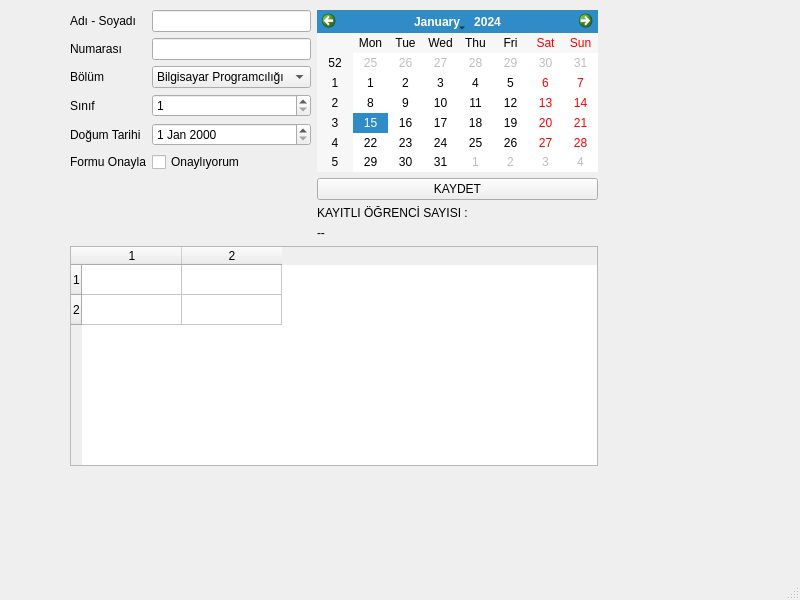
Before: the Qt Designer form ana_form2.ui in sozdemsinif/PyQt5_ilk_calisma, drawn with Qt 5.
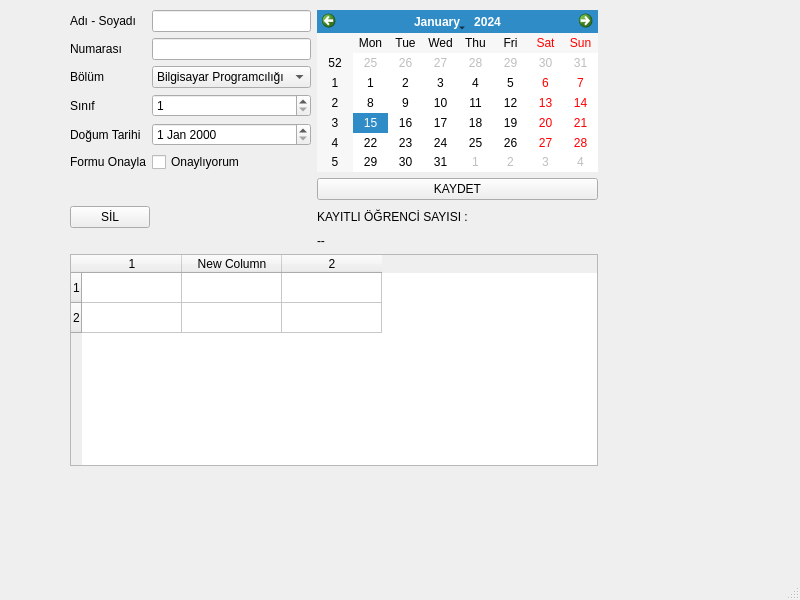
After: the same form once the commit is applied.

```diff
--- a/ana_form2.ui
+++ b/ana_form2.ui
@@ -148,6 +148,11 @@
          <string>1</string>
         </property>
        </column>
+       <column>
+        <property name="text">
+         <string>New Column</string>
+        </property>
+       </column>
        <column>
         <property name="text">
          <string>2</string>
@@ -155,6 +160,13 @@
        </column>
       </widget>
      </item>
+     <item row="3" column="0">
+      <widget class="QPushButton" name="btn_sil">
+       <property name="text">
+        <string>SİL</string>
+       </property>
+      </widget>
+     </item>
     </layout>
    </widget>
   </widget>
```
